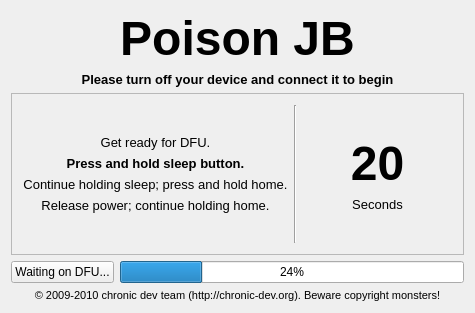
Old version of the form interface/linux/PoisonJB/poisonmain.ui in the repository Chronic-Dev/poison-jb.
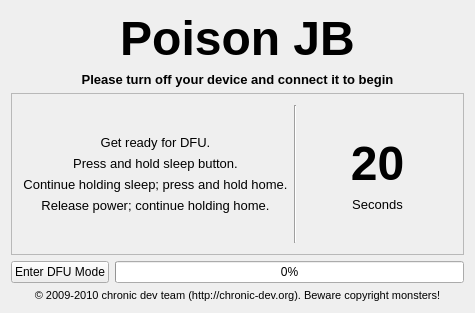
New version of the form.

Commit message: Renamed some of these GUI elements

Patch:
```diff
--- a/interface/linux/PoisonJB/poisonmain.ui
+++ b/interface/linux/PoisonJB/poisonmain.ui
@@ -99,7 +99,7 @@
 &lt;html&gt;&lt;head&gt;&lt;meta name=&quot;qrichtext&quot; content=&quot;1&quot; /&gt;&lt;style type=&quot;text/css&quot;&gt;
 p, li { white-space: pre-wrap; }
 &lt;/style&gt;&lt;/head&gt;&lt;body style=&quot; font-family:'Sans Serif'; font-size:9pt; font-weight:400; font-style:normal;&quot;&gt;
-&lt;p align=&quot;center&quot; style=&quot; margin-top:0px; margin-bottom:0px; margin-left:0px; margin-right:0px; -qt-block-indent:0; text-indent:0px;&quot;&gt;&lt;span style=&quot; font-size:10pt; font-weight:600;&quot;&gt;Press and hold sleep button.&lt;/span&gt;&lt;/p&gt;&lt;/body&gt;&lt;/html&gt;</string>
+&lt;p align=&quot;center&quot; style=&quot; margin-top:0px; margin-bottom:0px; margin-left:0px; margin-right:0px; -qt-block-indent:0; text-indent:0px;&quot;&gt;&lt;span style=&quot; font-size:10pt;&quot;&gt;Press and hold sleep button.&lt;/span&gt;&lt;/p&gt;&lt;/body&gt;&lt;/html&gt;</string>
              </property>
             </widget>
            </item>
@@ -216,14 +216,14 @@
            </sizepolicy>
           </property>
           <property name="text">
-           <string>Waiting on DFU...</string>
+           <string>Enter DFU Mode</string>
           </property>
          </widget>
         </item>
         <item>
          <widget class="QProgressBar" name="progressBar">
           <property name="value">
-           <number>24</number>
+           <number>0</number>
           </property>
          </widget>
         </item>
```
Left out of the diff: 20 changed lines with no effect on the pictures.
